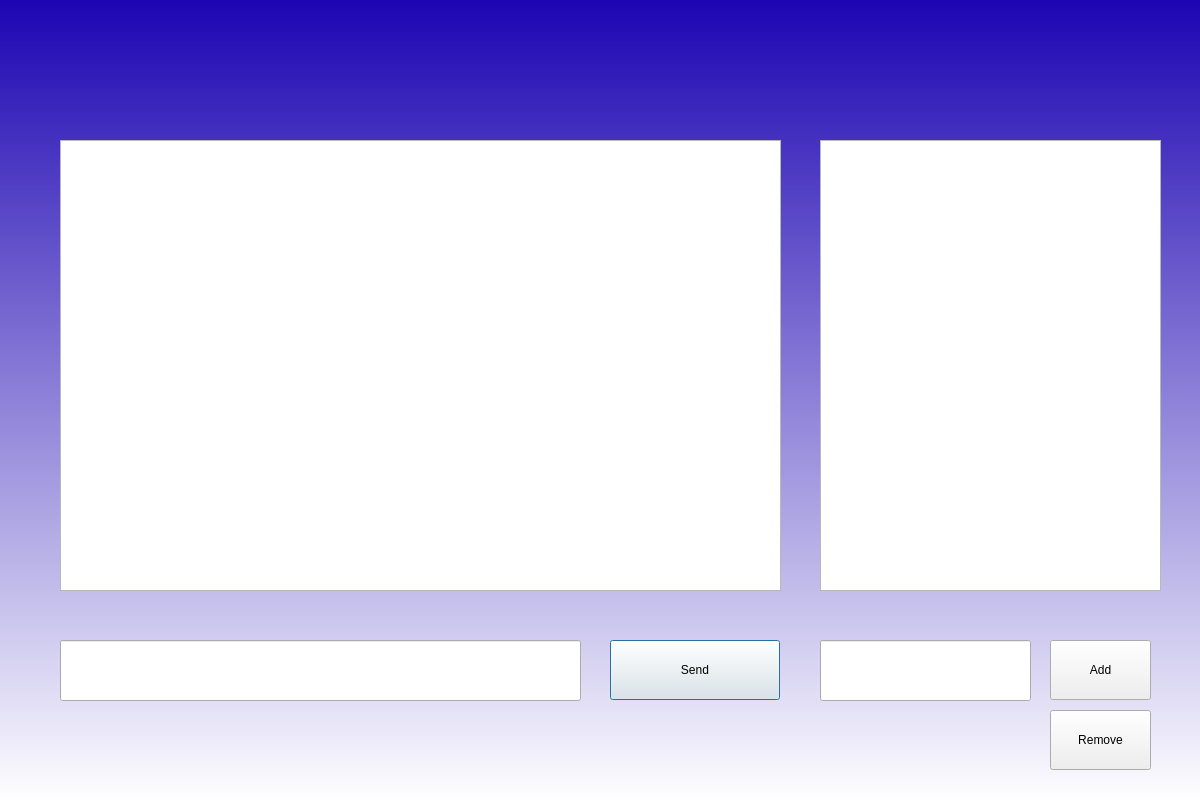
Qt form UI/menu_page.ui (Ag0r9/SK-GG-type-communicator) before a commit.
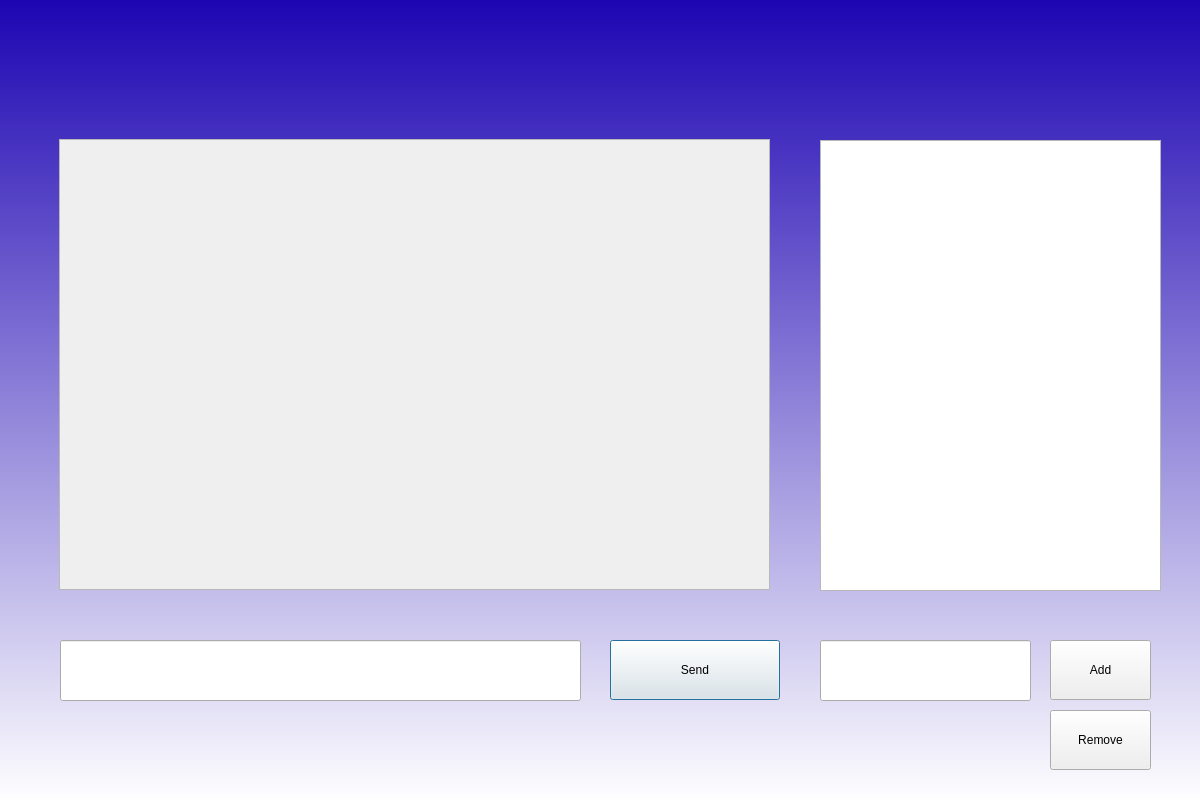
The same form after that commit.

```diff
--- a/UI/menu_page.ui
+++ b/UI/menu_page.ui
@@ -25,16 +25,6 @@
    <property name="styleSheet">
     <string notr="true">QWidget#bgwidget{background-color: qlineargradient(spread:reflect, x1:0.5, y1:0, x2:0.5, y2:1, stop:0 rgba(29, 5, 178, 255), stop:1 rgba(255, 255, 255, 255));}</string>
    </property>
-   <widget class="QTextEdit" name="chat_text_field">
-    <property name="geometry">
-     <rect>
-      <x>60</x>
-      <y>140</y>
-      <width>721</width>
-      <height>451</height>
-     </rect>
-    </property>
-   </widget>
    <widget class="QPushButton" name="send_button">
     <property name="geometry">
      <rect>
@@ -125,6 +115,45 @@
      <string>Remove</string>
     </property>
    </widget>
+   <widget class="QScrollArea" name="scrollArea">
+    <property name="geometry">
+     <rect>
+      <x>59</x>
+      <y>139</y>
+      <width>711</width>
+      <height>451</height>
+     </rect>
+    </property>
+    <property name="widgetResizable">
+     <bool>true</bool>
+    </property>
+    <widget class="QWidget" name="chatLayout">
+     <property name="geometry">
+      <rect>
+       <x>0</x>
+       <y>0</y>
+       <width>709</width>
+       <height>449</height>
+      </rect>
+     </property>
+     <layout class="QVBoxLayout" name="verticalLayout_2">
+      <item>
+       <widget class="QLabel" name="label">
+        <property name="text">
+         <string/>
+        </property>
+       </widget>
+      </item>
+      <item>
+       <widget class="QLabel" name="label_2">
+        <property name="text">
+         <string/>
+        </property>
+       </widget>
+      </item>
+     </layout>
+    </widget>
+   </widget>
   </widget>
  </widget>
  <resources/>
```
Left out of the diff: 2 changed lines with no effect on the pictures.
